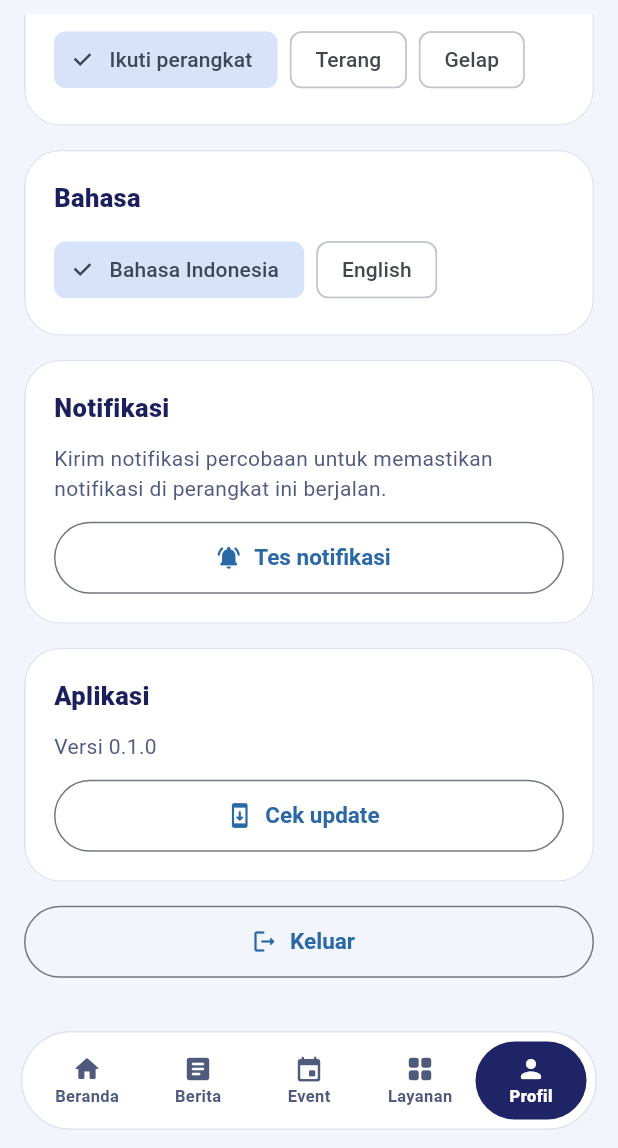
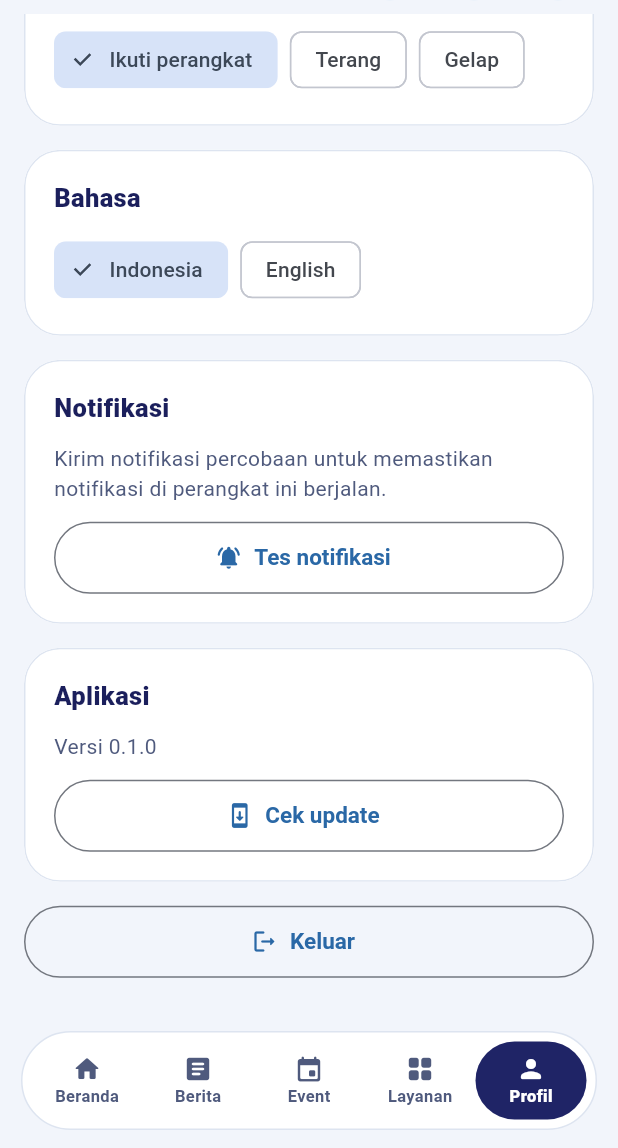
Before and after one commit to nnnnnoooooeeeee/portal_karyawan, a Flutter app: the Shell screen opened directly, item 5 of the bottom bar chosen, scrolled down 534 dp, on a phone screen of 412 x 824 dp, the part 88-1236 px from its top. Run offline on Flutter 3.47's test engine with Material 3 defaults, Android fonts, the phone set to English and light mode, and no system bars; our stand-ins replace flutter_local_notifications, package_info_plus, shared_preferences, web; missing offline and left inert: dart:js_interop, ota_update; accounts and stored records are empty; network calls fail.

Commit message:
refactor: update language name and improve layout structure in profile and services screens

```diff
--- a/lib/l10n.dart
+++ b/lib/l10n.dart
@@ -15,7 +15,7 @@ class Language {
 /// 2. Terjemahkan nilainya (kunci di sebelah kiri jangan diubah).
 /// 3. Daftarkan di bawah ini.
 const List<Language> kLanguages = [
-  Language('id', 'Bahasa Indonesia', kTextId),
+  Language('id', 'Indonesia', kTextId),
   Language('en', 'English', kTextEn),
 ];
 
--- a/lib/screens/profile.dart
+++ b/lib/screens/profile.dart
@@ -80,10 +80,7 @@ class ProfilePage extends StatelessWidget {
       );
     }
 
-    return PageBody(
-      maxWidth: 600,
-      children: [
-        PageHeader(tr('nav_profile')),
+    final identity = <Widget>[
       AppCard(
         color: c.hero,
         child: Row(
@@ -110,7 +107,6 @@ class ProfilePage extends StatelessWidget {
           ],
         ),
       ),
-        const SizedBox(height: 16),
       AppCard(
         child: Column(
           crossAxisAlignment: CrossAxisAlignment.stretch,
@@ -122,7 +118,9 @@ class ProfilePage extends StatelessWidget {
           ],
         ),
       ),
-        const SizedBox(height: 16),
+    ];
+
+    final settings = <Widget>[
       section(tr('appearance'), [
         Wrap(
           spacing: 8,
@@ -146,7 +144,6 @@ class ProfilePage extends StatelessWidget {
           ],
         ),
       ]),
-        const SizedBox(height: 16),
       section(tr('language'), [
         Wrap(
           spacing: 8,
@@ -161,7 +158,6 @@ class ProfilePage extends StatelessWidget {
           ],
         ),
       ]),
-        const SizedBox(height: 16),
       section(tr('notifications'), [
         Text(tr('notif_test_desc'), style: TextStyle(color: c.muted)),
         const SizedBox(height: 12),
@@ -171,7 +167,6 @@ class ProfilePage extends StatelessWidget {
           label: Text(tr('notif_test_button')),
         ),
       ]),
-        const SizedBox(height: 16),
       section(tr('about_app'), [
         FutureBuilder<String>(
           future: appVersion(),
@@ -189,13 +184,46 @@ class ProfilePage extends StatelessWidget {
           ),
         ],
       ]),
-        const SizedBox(height: 16),
-        OutlinedButton.icon(
+    ];
+
+    final logout = OutlinedButton.icon(
       onPressed: () => _confirmLogout(context),
       icon: const Icon(Icons.logout_rounded),
       label: Text(tr('logout')),
+    );
+
+    return LayoutBuilder(
+      builder: (context, box) {
+        final wide = box.maxWidth >= 860;
+        return PageBody(
+          maxWidth: wide ? 1040 : 600,
+          children: [
+            PageHeader(tr('nav_profile')),
+            if (wide)
+              Row(
+                crossAxisAlignment: CrossAxisAlignment.start,
+                children: [
+                  SizedBox(
+                    width: 380,
+                    child: Column(
+                      crossAxisAlignment: CrossAxisAlignment.stretch,
+                      children: spaced([...identity, logout], 16),
+                    ),
+                  ),
+                  const SizedBox(width: 24),
+                  Expanded(
+                    child: Column(
+                      crossAxisAlignment: CrossAxisAlignment.stretch,
+                      children: spaced(settings, 16),
+                    ),
                   ),
                 ],
+              )
+            else
+              ...spaced([...identity, ...settings, logout], 16),
+          ],
+        );
+      },
     );
   }
 }
--- a/lib/state.dart
+++ b/lib/state.dart
@@ -60,10 +60,10 @@ class AppState extends ChangeNotifier {
     if (!users.any((u) => u.fingerNo == kDemoFingerNo)) {
       users.add(AppUser(
         name: 'Karyawan Demo',
-        nik: 'EMP-0001',
+        nik: '12341001',
         fingerNo: kDemoFingerNo,
         password: kDemoPassword,
-        department: 'Umum',
+        department: 'IT',
         position: 'Staf',
       ));
     }
```
Also changed, not shown: lib/screens/services.dart (+52 -20 lines). Lines whose indentation alone changed are shown as unchanged.
